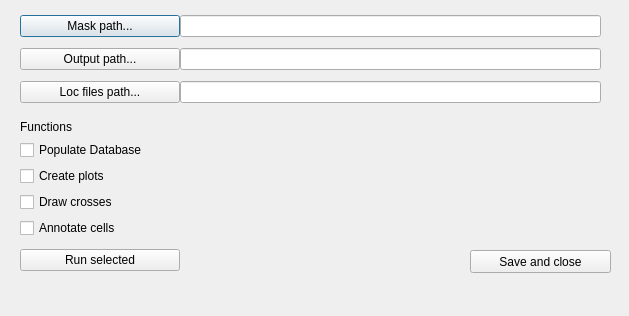
Before: the Qt Designer form CP/gui.ui in holzwok/Berufspraktikum, drawn with Qt 5.
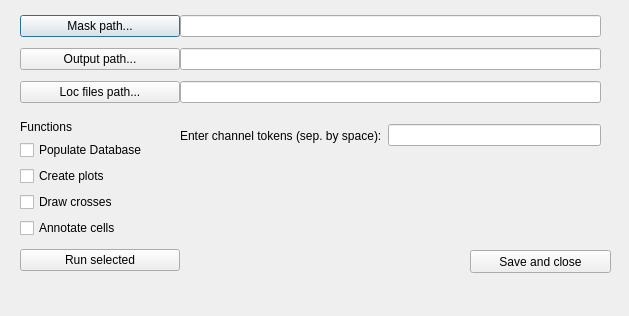
After: the same form once the commit is applied.

Diff of the .ui file:
```diff
--- a/CP/gui.ui
+++ b/CP/gui.ui
@@ -159,6 +159,28 @@
     </item>
    </layout>
   </widget>
+  <widget class="QWidget" name="horizontalLayoutWidget">
+   <property name="geometry">
+    <rect>
+     <x>180</x>
+     <y>120</y>
+     <width>421</width>
+     <height>31</height>
+    </rect>
+   </property>
+   <layout class="QHBoxLayout" name="horizontalLayout">
+    <item>
+     <widget class="QLabel" name="label_2">
+      <property name="text">
+       <string>Enter channel tokens (sep. by space):</string>
+      </property>
+     </widget>
+    </item>
+    <item>
+     <widget class="QLineEdit" name="le_channeltoken"/>
+    </item>
+   </layout>
+  </widget>
  </widget>
  <resources/>
  <connections/>
```
